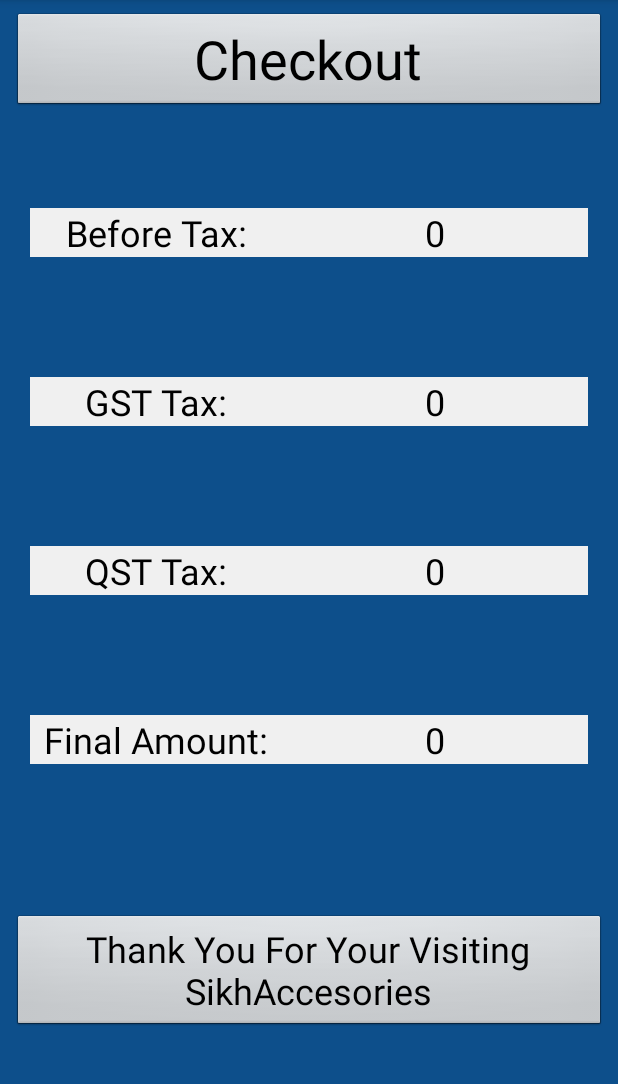
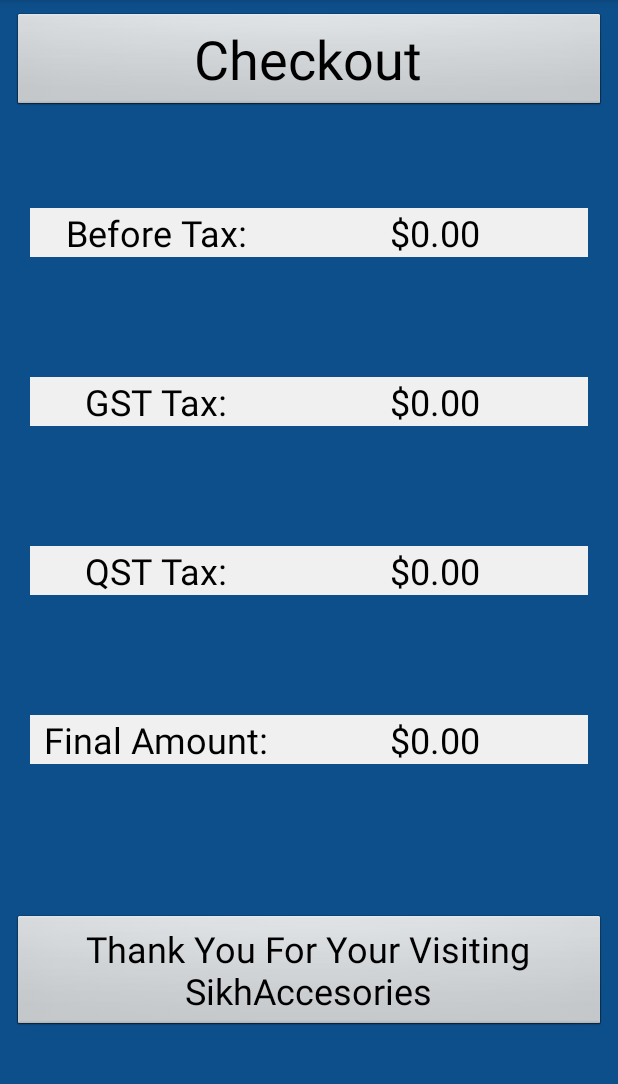
Before and after one commit to JassMTL/SinghNicerShop, an Android app: the CheckoutActivity screen opened directly, with no data from a screen before it, on a phone screen of 412 x 824 dp, the part 84-1168 px from its top. Run offline under Robolectric (Android 15) with nearby library versions, the phone set to English and light mode, and no system bars.

Commit message:
made tons of progresss need to finish checkout, and understand menu and document

```diff
--- a/app/src/main/java/com/example/singhnicershop/CheckoutActivity.java
+++ b/app/src/main/java/com/example/singhnicershop/CheckoutActivity.java
@@ -3,9 +3,15 @@ package com.example.singhnicershop;
 import android.content.Intent;
 import android.support.v7.app.AppCompatActivity;
 import android.os.Bundle;
+import android.util.Log;
+import android.widget.TextView;
 
 public class CheckoutActivity extends AppCompatActivity {
 
+    private TextView showSubtotal;
+    private TextView showGst;
+    private TextView showQst;
+    private TextView showFinalPrice;
     @Override
     protected void onCreate(Bundle savedInstanceState) {
         super.onCreate(savedInstanceState);
@@ -13,7 +19,28 @@ public class CheckoutActivity extends AppCompatActivity {
 
         Intent intent = getIntent();
 
-        intent.getStringExtra(MenuActivity.SUBTOTALTAG);
-        intent.getStringExtra(MenuActivity.SUBTOTALTAG);
+        double subtotal = intent.getDoubleExtra(MenuActivity.SUBTOTALTAG,0);
+        double shipping = intent.getDoubleExtra(MenuActivity.SHIPPINGTAG,0);
+        //String subtotalStr = intent.getStringExtra(MenuActivity.SUBTOTALTAG,0);
+        //String shippingStr =intent.getStringExtra(MenuActivity.SHIPPINGTAG);
+
+        Log.d("subtotal",""+subtotal);
+        showTax(subtotal,shipping);
+    }
+
+    public void showTax(double subtotal,double shipping) {
+        showSubtotal = (TextView) findViewById(R.id.valBeforeTax);
+        showGst = (TextView) findViewById(R.id.valGst);
+        showQst = (TextView) findViewById(R.id.valQst);
+        showFinalPrice = (TextView) findViewById(R.id.valFinal);
+
+        double valueGst = subtotal * 0.05;
+        double valueQst = subtotal * 0.09975;
+        double finalPrice = subtotal + valueGst + valueQst;
+
+        showSubtotal.setText(String.format("$%.2f",subtotal));
+        showGst.setText(String.format("$%.2f",valueGst));
+        showQst.setText(String.format("$%.2f",valueQst));
+        showFinalPrice.setText(String.format("$%.2f",finalPrice));
     }
 }
```
Also changed, not shown: app/src/main/AndroidManifest.xml (+7 -1 lines), app/src/main/java/com/example/singhnicershop/MenuActivity.java (+8 -2 lines).
